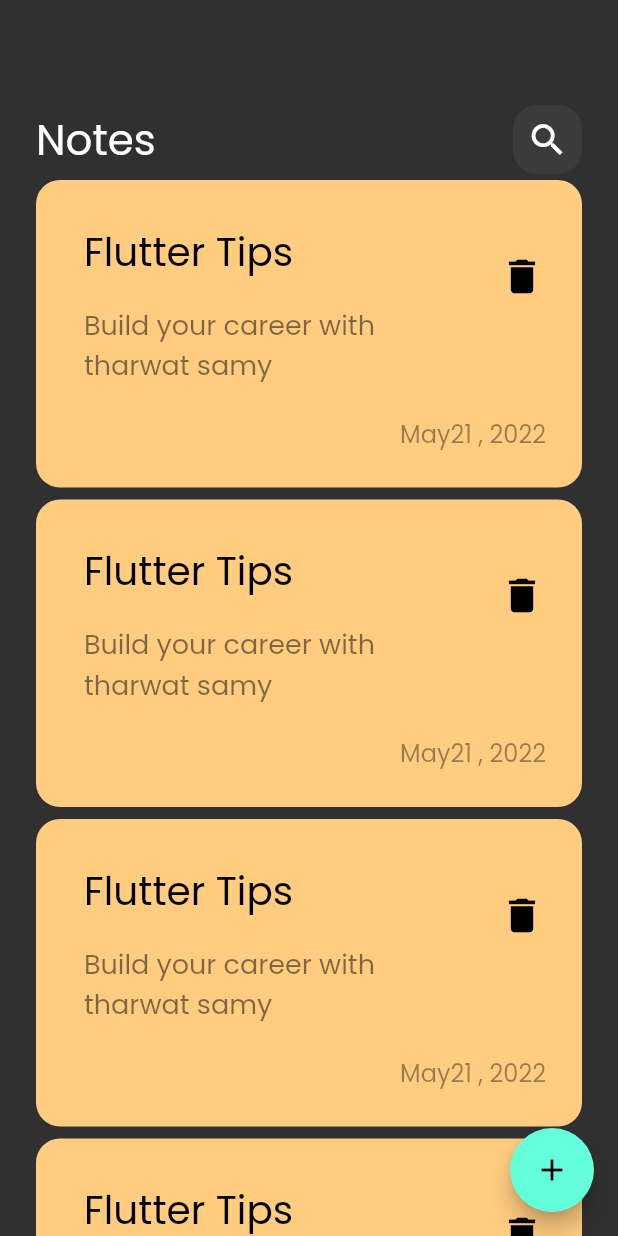
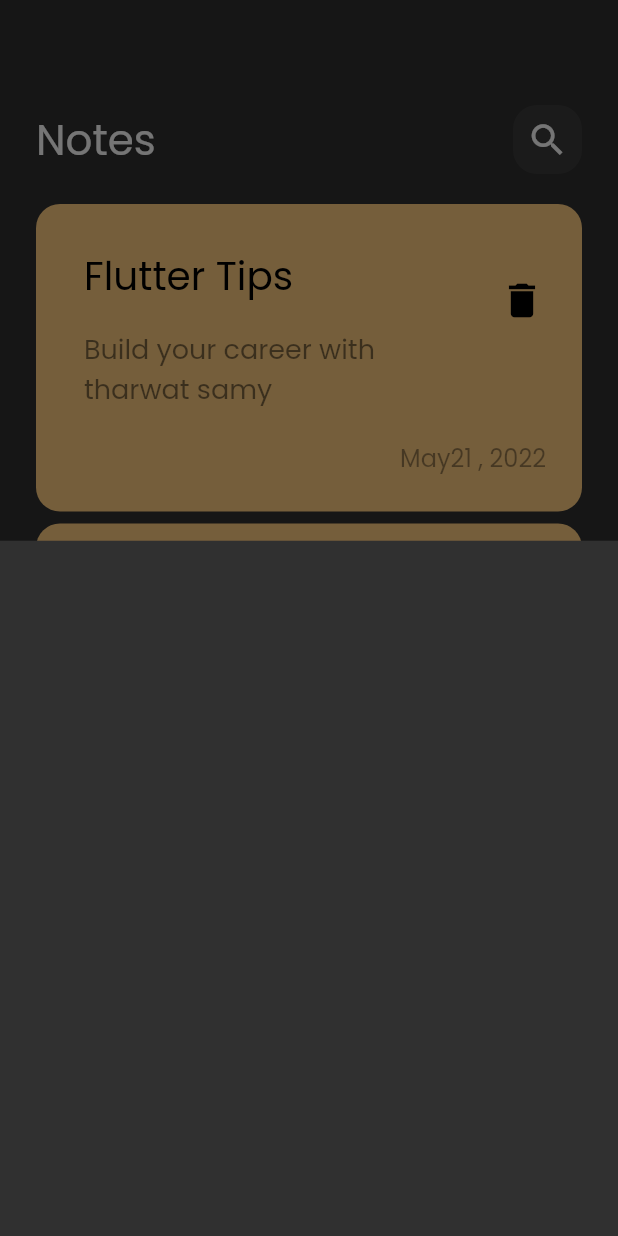
Before and after one commit to AyaallahEmara/notes_app, a Flutter app: the screen it shows after launch, after a tap on the "add" icon, on a phone screen of 412 x 824 dp. Run offline on Flutter 3.47's test engine with Material 2 defaults, Android fonts, the phone set to English and light mode, and no system bars.

Commit message:
show modal bottom sheet

```diff
--- a/lib/views/notes_view.dart
+++ b/lib/views/notes_view.dart
@@ -1,4 +1,5 @@
 import 'package:flutter/material.dart';
+import 'package:notes_app/widgets/add_note_bottom_sheet.dart';
 
 import '../widgets/notes_view_body.dart';
 
@@ -8,8 +9,12 @@ class NotesView extends StatelessWidget {
   @override
   Widget build(BuildContext context) {
     return Scaffold(
-      floatingActionButton: FloatingActionButton(onPressed: (){
-
+      floatingActionButton: FloatingActionButton(onPressed: ()
+      {
+           showModalBottomSheet(context: context, builder: (context)
+           {
+             return AddNoteBottomSheet();
+           });
       },child: const Icon(Icons.add),),
       body: NotesViewBody(),
     );
--- /dev/null
+++ b/lib/widgets/add_note_bottom_sheet.dart
@@ -0,0 +1,10 @@
+import 'package:flutter/material.dart';
+
+class AddNoteBottomSheet extends StatelessWidget {
+  const AddNoteBottomSheet({Key? key}) : super(key: key);
+
+  @override
+  Widget build(BuildContext context) {
+    return Container();
+  }
+}
--- a/lib/widgets/notes_list_view.dart
+++ b/lib/widgets/notes_list_view.dart
@@ -6,12 +6,17 @@ class NotesListView extends StatelessWidget {
   const NotesListView({Key? key}) : super(key: key);
   @override
   Widget build(BuildContext context) {
-    return ListView.builder(itemBuilder :(context,index)
-    {
-      return const Padding(
-        padding: const EdgeInsets.symmetric(vertical: 4),
-        child: const CustomNoteItem(),
-      );
-    });
+    return Padding(
+      padding: const EdgeInsets.symmetric(vertical: 16),
+      child: ListView.builder(
+        padding: EdgeInsets.zero,
+          itemBuilder :(context,index)
+      {
+        return const Padding(
+          padding: const EdgeInsets.symmetric(vertical: 4),
+          child: const CustomNoteItem(),
+        );
+      }),
+    );
   }
 }
```
